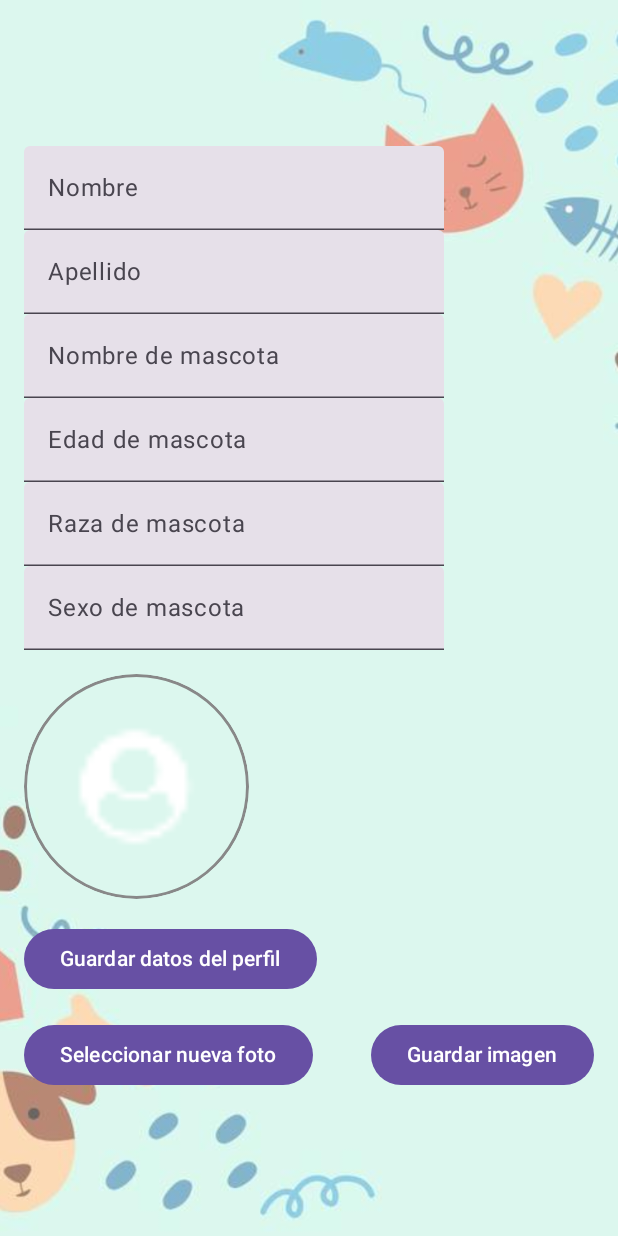
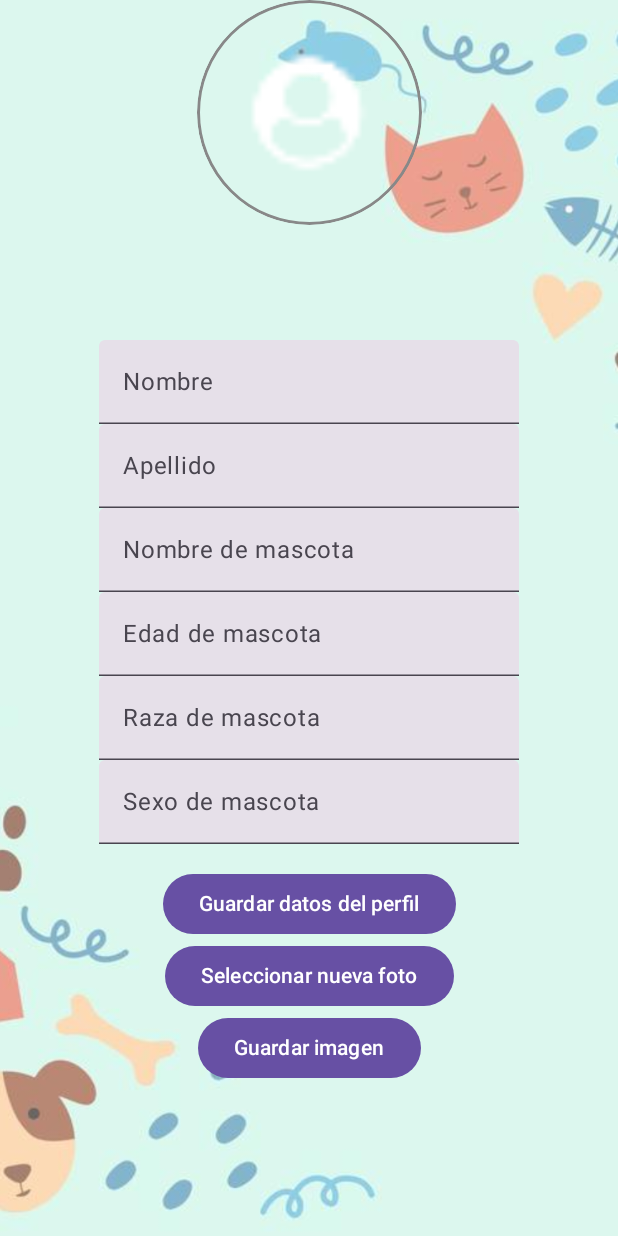
Before and after one commit to Kazuhira13/ProyectoProgramacionII, an Android app built with Jetpack Compose: the UpdateProfileScreen screen opened through its navigation route, on a phone screen of 412 x 824 dp. Run offline under Robolectric (Android 15) with nearby library versions, the phone set to English and light mode, and no system bars; our stand-ins replace Firebase (no records; nobody signed in at launch, a user with empty details on screens opened directly); pictures from the network do not load.

Commit message:
Cambios en el perfil
cambios

```diff
--- a/AppMascota/app/src/main/java/com/example/appmascota/MainActivity.kt
+++ b/AppMascota/app/src/main/java/com/example/appmascota/MainActivity.kt
@@ -7,6 +7,7 @@ import androidx.compose.material3.MaterialTheme
 import androidx.compose.material3.Surface
 import androidx.compose.runtime.Composable
 import androidx.navigation.compose.rememberNavController
+import com.example.appmascota.Pantallas.Perfiles.UpdateProfileScreen
 import com.example.appmascota.Pantallas.Servicios.ServiciosParaMascotas
 import com.example.appmascota.navegation.AppNavigation
 
--- a/AppMascota/app/src/main/java/com/example/appmascota/Pantallas/Perfiles/UpdateProfileScreen.kt
+++ b/AppMascota/app/src/main/java/com/example/appmascota/Pantallas/Perfiles/UpdateProfileScreen.kt
@@ -79,26 +79,14 @@ fun UpdateProfileScreen(onNavigateBack: () -> Unit) {
         Image(
             painter = painterResource(id = R.drawable.mascota),
             contentDescription = null,
-            modifier = Modifier.fillMaxSize(),
-            contentScale = ContentScale.Crop
+            modifier = Modifier
+                .fillMaxSize(),
+            contentScale = ContentScale.Crop,
         )
-
-        Column(
-            modifier = Modifier
-                .padding(16.dp)
-                .fillMaxSize(),
-            verticalArrangement = Arrangement.Center,
-            horizontalAlignment = Alignment.Start
+        Row(
+            modifier = Modifier.fillMaxWidth(),
+            horizontalArrangement = Arrangement.Center
         ) {
-            TextField(value = firstName, onValueChange = { firstName = it }, label = { Text("Nombre") })
-            TextField(value = lastName, onValueChange = { lastName = it }, label = { Text("Apellido") })
-            TextField(value = petName, onValueChange = { petName = it }, label = { Text("Nombre de mascota") })
-            TextField(value = petAge, onValueChange = { petAge = it }, label = { Text("Edad de mascota") })
-            TextField(value = petBreed, onValueChange = { petBreed = it }, label = { Text("Raza de mascota") })
-            TextField(value = petGender, onValueChange = { petGender = it }, label = { Text("Sexo de mascota") })
-
-            Spacer(modifier = Modifier.height(16.dp))
-
             imageUri?.let {
                 Image(
                     painter = rememberAsyncImagePainter(it),
@@ -120,9 +108,23 @@ fun UpdateProfileScreen(onNavigateBack: () -> Unit) {
                     contentScale = ContentScale.Crop
                 )
             }
+        }
+        Column(
+            modifier = Modifier
+                .padding(16.dp)
+                .fillMaxSize(),
+            verticalArrangement = Arrangement.Center,
+            horizontalAlignment = Alignment.CenterHorizontally
+        ) {
+            Spacer(modifier = Modifier.height(125.dp))
+            TextField(value = firstName, onValueChange = { firstName = it }, label = { Text("Nombre") })
+            TextField(value = lastName, onValueChange = { lastName = it }, label = { Text("Apellido") })
+            TextField(value = petName, onValueChange = { petName = it }, label = { Text("Nombre de mascota") })
+            TextField(value = petAge, onValueChange = { petAge = it }, label = { Text("Edad de mascota") })
+            TextField(value = petBreed, onValueChange = { petBreed = it }, label = { Text("Raza de mascota") })
+            TextField(value = petGender, onValueChange = { petGender = it }, label = { Text("Sexo de mascota") })
 
             Spacer(modifier = Modifier.height(16.dp))
-
             Button(onClick = {
                 updateProfileData(
                     firstName = firstName,
@@ -144,18 +146,16 @@ fun UpdateProfileScreen(onNavigateBack: () -> Unit) {
                 Text("Guardar datos del perfil")
             }
 
-            Spacer(modifier = Modifier.height(16.dp))
 
             Row(
                 modifier = Modifier.fillMaxWidth(),
-                horizontalArrangement = Arrangement.SpaceBetween
+                horizontalArrangement = Arrangement.Center
             ) {
 
                 Button(onClick = { launcher.launch("image/*") }) {
                     Text("Seleccionar nueva foto")
                 }
-
-
+            }
             Button(onClick = {
                 saveProfileImage(
                     profilePicUri = imageUri,
@@ -169,7 +169,6 @@ fun UpdateProfileScreen(onNavigateBack: () -> Unit) {
                 )
             },) {
                 Text("Guardar imagen")
-                }
             }
         }
     }
```
Lines whose indentation alone changed are shown as unchanged.
